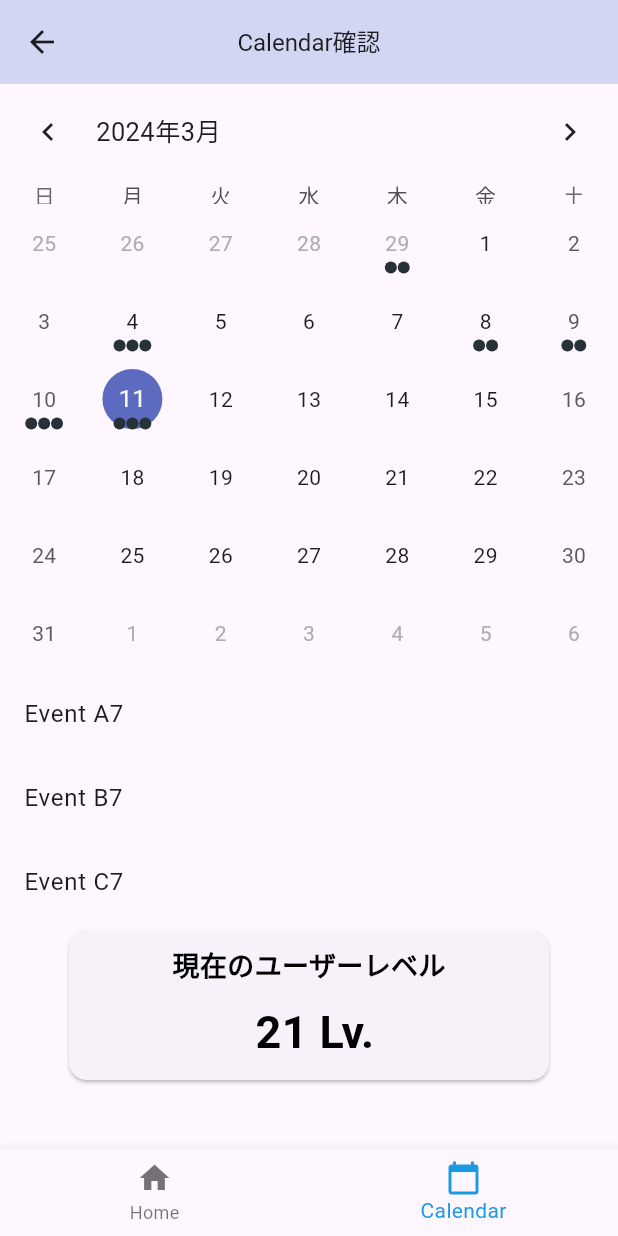
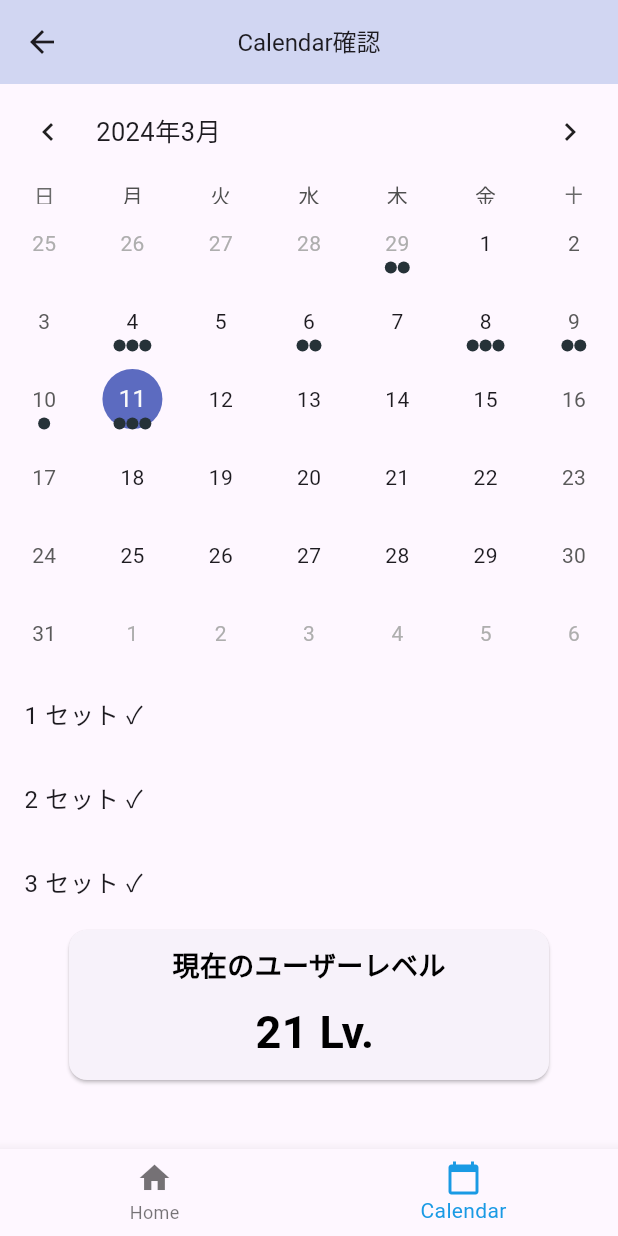
Before and after one commit to Yuma-Tsukakoshi/lab_flutter_app, a Flutter app: the Calendar screen opened directly, on a phone screen of 412 x 824 dp. Run offline on Flutter 3.47's test engine with Material 3 defaults, Android fonts, the phone set to English and light mode, and no system bars; drawn by our look-alikes of table_calendar; our stand-ins replace fl_chart, plugin_platform_interface; missing offline and left inert: dart:ffi, excel.

Commit message:
add: カレンダーのUI 変更

```diff
--- a/hearable_device_sdk_sample/lib/calendar.dart
+++ b/hearable_device_sdk_sample/lib/calendar.dart
@@ -59,15 +59,17 @@ class _CalendarState extends State<Calendar> {
     _selectedDay = _focusedDay;
     //サンプルのイベントリスト
     _eventsList = {
-      DateTime.now().subtract(Duration(days: 2)): ['Event A6', 'Event B6'],
-      DateTime.now(): ['Event A7', 'Event B7', 'Event C7'],
-      DateTime.now().subtract(Duration(days: 1)): ['Event A8','Event B8','Event C8'],
-      DateTime.now().subtract(Duration(days: 3)): Set.from(['Event A9', 'Event A9', 'Event B9']).toList(),
-      DateTime.now().subtract(Duration(days: 7)): ['Event A10','Event B10','Event C10'],
-      DateTime.now().subtract(Duration(days: 11)): ['Event A11', 'Event B11'],
-      DateTime.now().subtract(Duration(days: 17)): ['Event A12','Event B12','Event C12'],
-      DateTime.now().subtract(Duration(days: 22)): ['Event A13', 'Event B13'],
-      DateTime.now().subtract(Duration(days: 26)): ['Event A14','Event B14','Event C14'],
+      DateTime.now().subtract(Duration(days: 2)): ['1 セット ✓', '2 セット ✓'],
+      DateTime.now(): ['1 セット ✓', '2 セット ✓', '3 セット ✓'],
+      DateTime.now().subtract(Duration(days: 1)): ['1 セット ✓'],
+      DateTime.now().subtract(Duration(days: 3)): Set.from(['1 セット ✓', '2 セット ✓', '3 セット ✓']).toList(),
+      DateTime.now().subtract(Duration(days: 5)): ['1 セット ✓', '2 セット ✓'],
+      DateTime.now().subtract(Duration(days: 7)): ['1 セット ✓','2 セット ✓','3 セット ✓'],
+      DateTime.now().subtract(Duration(days: 11)): ['1 セット ✓', '2 セット ✓'],
+      DateTime.now().subtract(Duration(days: 17)): ['1 セット ✓'],
+      DateTime.now().subtract(Duration(days: 22)): ['1 セット ✓', '2 セット ✓'],
+      DateTime.now().subtract(Duration(days: 22)): ['1 セット ✓', '2 セット ✓'],
+      DateTime.now().subtract(Duration(days: 26)): ['1 セット ✓','2 セット ✓','3 セット ✓'],
     };
   }
 
@@ -131,7 +133,7 @@ class _CalendarState extends State<Calendar> {
                 shrinkWrap: true,
                 children: _getEventForDay(_selectedDay!)
                     .map((event) => ListTile(
-                          title: Text(event.toString()),
+                          title: Text(event.toString())
                         ))
                     .toList(),
               ),
```
